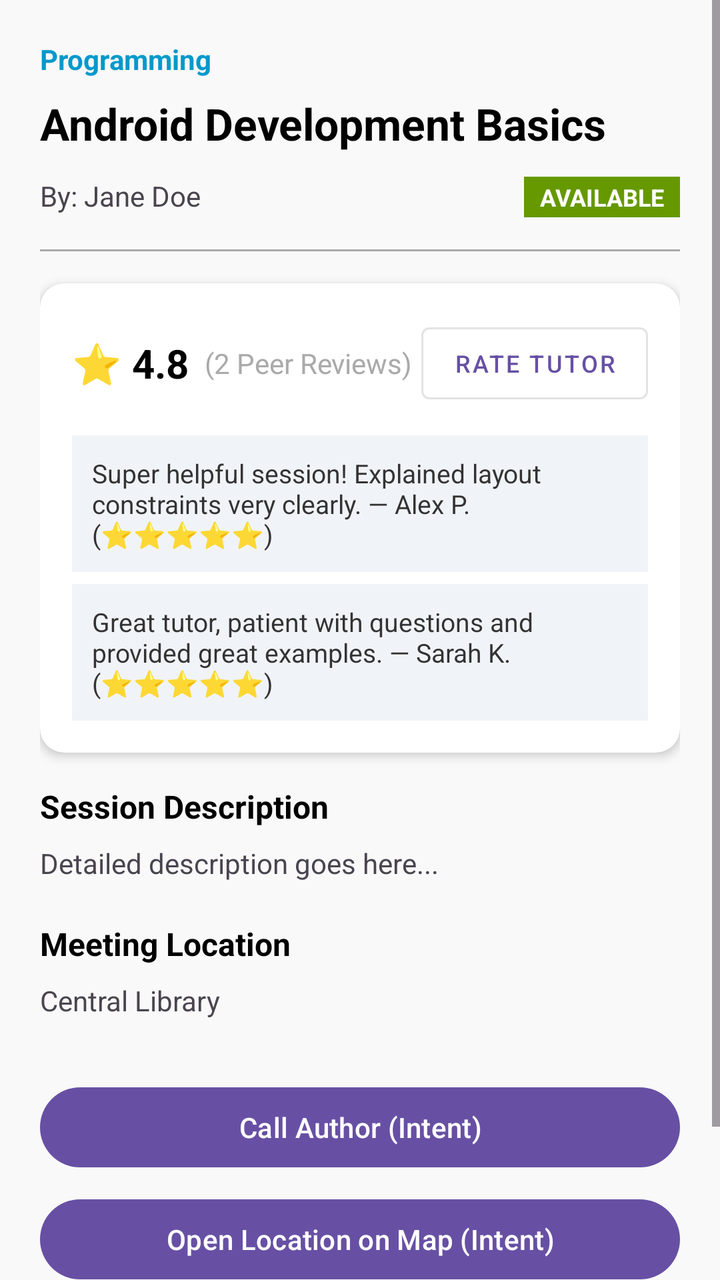
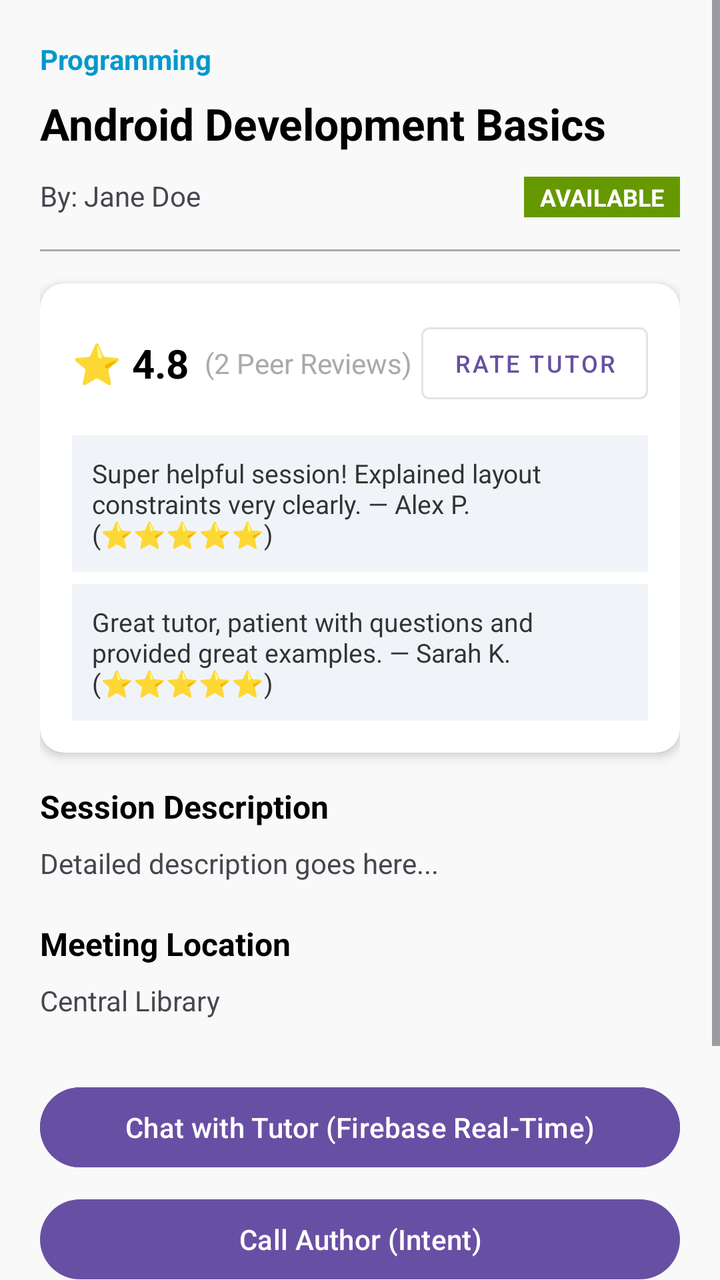

Compare the two renders of this Android layout. The source of the first and the diff that turns it into the second are given below.
<!-- AndroidManifest.xml: application theme Theme.SkillSwap -->
<!-- res/layout/activity_skill_detail.xml -->
<?xml version="1.0" encoding="utf-8"?>
<ScrollView xmlns:android="http://schemas.android.com/apk/res/android"
    xmlns:app="http://schemas.android.com/apk/res-auto"
    android:layout_width="match_parent"
    android:layout_height="match_parent"
    android:fillViewport="true"
    android:background="#F9F9F9">

    <LinearLayout
        android:layout_width="match_parent"
        android:layout_height="wrap_content"
        android:orientation="vertical"
        android:padding="20dp">

        <TextView
            android:id="@+id/tvDetailCategory"
            android:layout_width="wrap_content"
            android:layout_height="wrap_content"
            android:text="Programming"
            android:textColor="@android:color/holo_blue_dark"
            android:textSize="14sp"
            android:textStyle="bold" />

        <TextView
            android:id="@+id/tvDetailTitle"
            android:layout_width="match_parent"
            android:layout_height="wrap_content"
            android:layout_marginTop="8dp"
            android:text="Android Development Basics"
            android:textColor="@android:color/black"
            android:textSize="22sp"
            android:textStyle="bold" />

        <LinearLayout
            android:layout_width="match_parent"
            android:layout_height="wrap_content"
            android:layout_marginTop="12dp"
            android:orientation="horizontal">

            <TextView
                android:id="@+id/tvDetailAuthor"
                android:layout_width="0dp"
                android:layout_height="wrap_content"
                android:layout_weight="1"
                android:text="By: Jane Doe"
                android:textSize="14sp" />

            <TextView
                android:id="@+id/tvDetailStatus"
                android:layout_width="wrap_content"
                android:layout_height="wrap_content"
                android:background="@android:color/holo_green_dark"
                android:paddingStart="8dp"
                android:paddingEnd="8dp"
                android:paddingTop="2dp"
                android:paddingBottom="2dp"
                android:text="AVAILABLE"
                android:textColor="@android:color/white"
                android:textSize="12sp"
                android:textStyle="bold" />
        </LinearLayout>

        <View
            android:layout_width="match_parent"
            android:layout_height="1dp"
            android:layout_marginTop="16dp"
            android:layout_marginBottom="16dp"
            android:background="@android:color/darker_gray" />

        
        <androidx.cardview.widget.CardView
            android:layout_width="match_parent"
            android:layout_height="wrap_content"
            android:layout_marginBottom="16dp"
            app:cardCornerRadius="12dp"
            app:cardElevation="3dp">

            <LinearLayout
                android:layout_width="match_parent"
                android:layout_height="wrap_content"
                android:orientation="vertical"
                android:padding="16dp">

                <LinearLayout
                    android:layout_width="match_parent"
                    android:layout_height="wrap_content"
                    android:orientation="horizontal"
                    android:gravity="center_vertical">

                    <TextView
                        android:id="@+id/tvRatingScore"
                        android:layout_width="wrap_content"
                        android:layout_height="wrap_content"
                        android:text="⭐ 4.8"
                        android:textColor="@android:color/black"
                        android:textSize="20sp"
                        android:textStyle="bold" />

                    <TextView
                        android:id="@+id/tvReviewCount"
                        android:layout_width="0dp"
                        android:layout_height="wrap_content"
                        android:layout_weight="1"
                        android:layout_marginStart="8dp"
                        android:text="(2 Peer Reviews)"
                        android:textColor="@android:color/darker_gray"
                        android:textSize="14sp" />

                    <Button
                        android:id="@+id/btnRateSession"
                        android:layout_width="wrap_content"
                        android:layout_height="wrap_content"
                        style="@style/Widget.MaterialComponents.Button.OutlinedButton"
                        android:text="Rate Tutor"
                        android:textSize="12sp" />
                </LinearLayout>

                
                <LinearLayout
                    android:id="@+id/layoutReviewsContainer"
                    android:layout_width="match_parent"
                    android:layout_height="wrap_content"
                    android:layout_marginTop="12dp"
                    android:orientation="vertical">

                    <TextView
                        android:id="@+id/tvSampleReview1"
                        android:layout_width="match_parent"
                        android:layout_height="wrap_content"
                        android:background="#F0F4F8"
                        android:padding="10dp"
                        android:text="Super helpful session! Explained layout constraints very clearly. — Alex P. (⭐⭐⭐⭐⭐)"
                        android:textColor="#333333"
                        android:textSize="13sp" />

                    <TextView
                        android:id="@+id/tvSampleReview2"
                        android:layout_width="match_parent"
                        android:layout_height="wrap_content"
                        android:layout_marginTop="6dp"
                        android:background="#F0F4F8"
                        android:padding="10dp"
                        android:text="Great tutor, patient with questions and provided great examples. — Sarah K. (⭐⭐⭐⭐⭐)"
                        android:textColor="#333333"
                        android:textSize="13sp" />
                </LinearLayout>

            </LinearLayout>

        </androidx.cardview.widget.CardView>

        <TextView
            android:layout_width="match_parent"
            android:layout_height="wrap_content"
            android:text="Session Description"
            android:textStyle="bold"
            android:textSize="16sp"
            android:textColor="@android:color/black" />

        <TextView
            android:id="@+id/tvDetailDescription"
            android:layout_width="match_parent"
            android:layout_height="wrap_content"
            android:layout_marginTop="8dp"
            android:text="Detailed description goes here..."
            android:textSize="14sp"
            android:lineSpacingExtra="4dp" />

        <TextView
            android:layout_width="match_parent"
            android:layout_height="wrap_content"
            android:layout_marginTop="20dp"
            android:text="Meeting Location"
            android:textStyle="bold"
            android:textSize="16sp"
            android:textColor="@android:color/black" />

        <TextView
            android:id="@+id/tvDetailLocation"
            android:layout_width="match_parent"
            android:layout_height="wrap_content"
            android:layout_marginTop="8dp"
            android:text="Central Library"
            android:textSize="14sp" />

        <LinearLayout
            android:layout_width="match_parent"
            android:layout_height="wrap_content"
            android:layout_marginTop="30dp"
            android:orientation="vertical">

            <Button
                android:id="@+id/btnCall"
                android:layout_width="match_parent"
                android:layout_height="wrap_content"
                android:text="Call Author (Intent)" />

            <Button
                android:id="@+id/btnMap"
                android:layout_width="match_parent"
                android:layout_height="wrap_content"
                android:layout_marginTop="8dp"
                android:text="Open Location on Map (Intent)" />

            <Button
                android:id="@+id/btnInviteContact"
                android:layout_width="match_parent"
                android:layout_height="wrap_content"
                android:layout_marginTop="8dp"
                android:backgroundTint="@android:color/holo_purple"
                android:textColor="@android:color/white"
                android:text="Invite Classmate via Contacts (Content Provider)" />
        </LinearLayout>

    </LinearLayout>
</ScrollView>
<!-- resources referenced by this layout -->
<resources>
  <style name="Theme.SkillSwap" parent="Base.Theme.SkillSwap" />
  <style name="Base.Theme.SkillSwap" parent="Theme.Material3.DayNight.NoActionBar">
          
          
      </style>
</resources>

<!-- the commit's change to res/layout/activity_skill_detail.xml (unified diff, before → after) -->
@@ -190,9 +190,18 @@
             android:orientation="vertical">
 
             <Button
+                android:id="@+id/btnChatTutor"
+                android:layout_width="match_parent"
+                android:layout_height="wrap_content"
+                android:backgroundTint="?attr/colorPrimary"
+                android:textColor="@android:color/white"
+                android:text="Chat with Tutor (Firebase Real-Time)" />
+
+            <Button
                 android:id="@+id/btnCall"
                 android:layout_width="match_parent"
                 android:layout_height="wrap_content"
+                android:layout_marginTop="8dp"
                 android:text="Call Author (Intent)" />
 
             <Button
